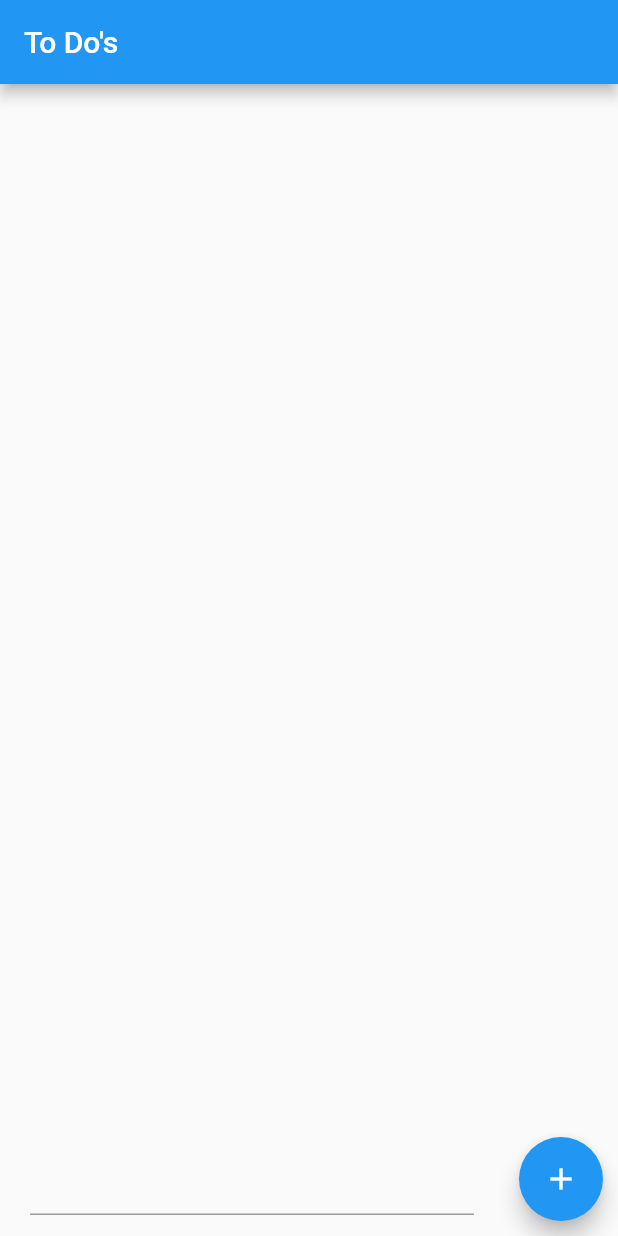
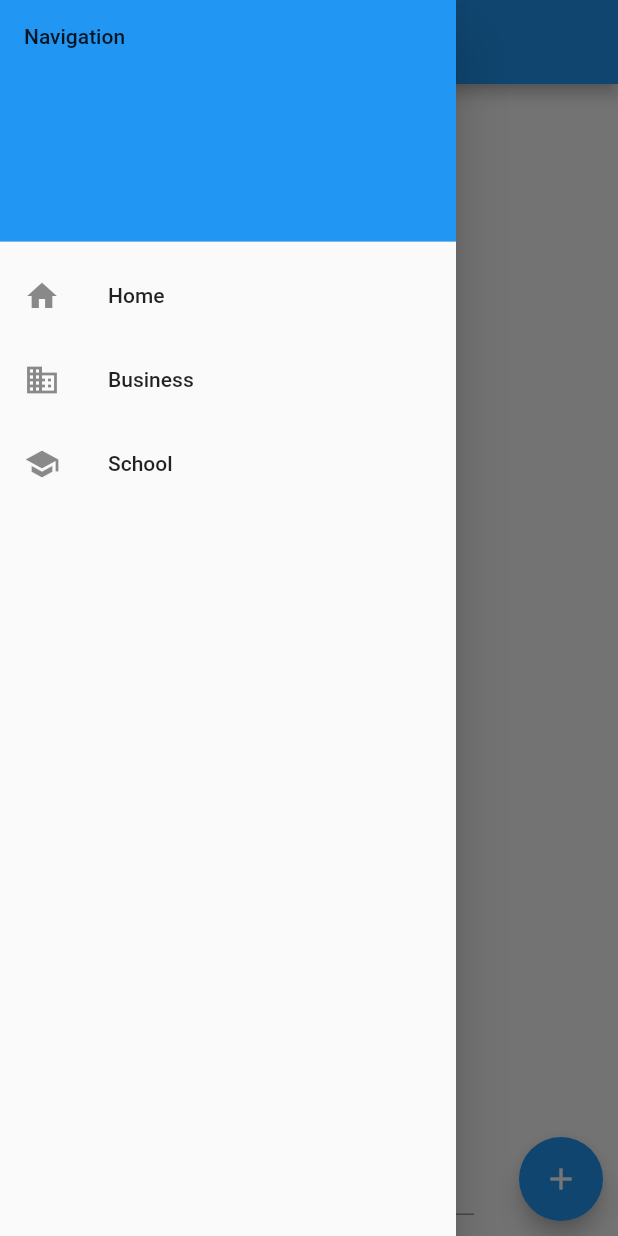
Before and after one commit to flutteringcookycrumb/FlutterTodo, a Flutter app: the screen it shows after launch, with the side drawer open (before the commit the screen has no drawer), on a phone screen of 412 x 824 dp. Run offline on Flutter 3.47's test engine with Material 2 defaults, Android fonts, the phone set to English and light mode, and no system bars.

Commit message:
navigation

```diff
--- a/lib/main.dart
+++ b/lib/main.dart
@@ -1,3 +1,5 @@
+import 'dart:io';
+
 import 'package:flutter/material.dart';
 
 void main() => runApp(MyApp());
@@ -7,7 +9,7 @@ class Todo {
   bool checked;
 }
 
-  class MyApp extends StatelessWidget {
+class MyApp extends StatelessWidget {
   @override
   Widget build(BuildContext context) {
     return MaterialApp(
@@ -28,17 +30,30 @@ class TodoList extends StatefulWidget {
   _TodoListState createState() => new _TodoListState();
 }
 
-
-class  _TodoListState extends State<TodoList> {
+class _TodoListState extends State<TodoList> {
   var _todos = <Todo>[];
   final _biggerFont = const TextStyle(fontSize: 20.0);
-  String _textFieldValue;
+  final _textFieldController = TextEditingController();
+  int _selectedBottomBarIndex = 0;
 
   @override
   Widget build(BuildContext context) {
+
+    var navigationBar;
+    var drawer;
+
+    if (Platform.isIOS) {
+      navigationBar = _buildBottomBar();
+    }
+    if (Platform.isAndroid) {
+      drawer = _buildDrawer();
+    }
+
     return Scaffold(
         appBar: AppBar(title: Text(widget.title)),
-        body: _buildContainer());
+        body: _buildContainer(),
+        drawer: drawer,
+        bottomNavigationBar: navigationBar);
   }
 
   Widget _buildContainer() {
@@ -56,12 +71,11 @@ class  _TodoListState extends State<TodoList> {
             }));
   }
 
-
   Widget _buildTodoRow(Todo todo) {
     return ListTile(
       title: Text(todo.title, style: _biggerFont),
       trailing:
-      Icon(todo.checked ? Icons.check_box : Icons.check_box_outline_blank),
+          Icon(todo.checked ? Icons.check_box : Icons.check_box_outline_blank),
       onTap: () {
         setState(() {
           todo.checked = !todo.checked;
@@ -81,9 +95,10 @@ class  _TodoListState extends State<TodoList> {
             onPressed: () {
               setState(() {
                 Todo todo = Todo();
-                todo.title = _textFieldValue;
+                todo.title = _textFieldController.text;
                 todo.checked = false;
                 _todos.add(todo);
+                _textFieldController.clear();
               });
             },
             child: const Icon(Icons.add)));
@@ -93,9 +108,61 @@ class  _TodoListState extends State<TodoList> {
     return new Expanded(
         child: Padding(
             padding: const EdgeInsets.fromLTRB(20.0, 5.0, 20.0, 5.0),
-            child: TextField(onChanged: (text) {
-              _textFieldValue = text;
-            })));
+            child: TextField(controller: _textFieldController)));
   }
 
+  @override
+  void dispose() {
+    _textFieldController.dispose();
+    super.dispose();
+  }
+
+  Widget _buildBottomBar() {
+    return BottomNavigationBar(
+      items: const <BottomNavigationBarItem>[
+        BottomNavigationBarItem(
+          icon: Icon(Icons.home),
+          title: Text('Home'),
+        ),
+        BottomNavigationBarItem(
+          icon: Icon(Icons.business),
+          title: Text('Business'),
+        ),
+        BottomNavigationBarItem(
+          icon: Icon(Icons.school),
+          title: Text('School'),
+        ),
+      ],
+      currentIndex: _selectedBottomBarIndex,
+      selectedItemColor: Colors.amber[800],
+      onTap: (index) {
+        setState(() {
+          _selectedBottomBarIndex = index;
+        });
+      },
+    );
+  }
+
+  Widget _buildDrawer() {
+    return Drawer(
+        child: ListView(padding: EdgeInsets.zero, children: <Widget>[
+      DrawerHeader(
+          child: Text('Navigation'),
+          decoration: BoxDecoration(
+            color: Colors.blue,
+          )),
+      ListTile(
+        title: Text('Home'),
+        leading: Icon(Icons.home),
+      ),
+      ListTile(
+        title: Text('Business'),
+        leading: Icon(Icons.business),
+      ),
+      ListTile(
+        title: Text('School'),
+        leading: Icon(Icons.school),
+      )
+    ]));
+  }
 }
```
